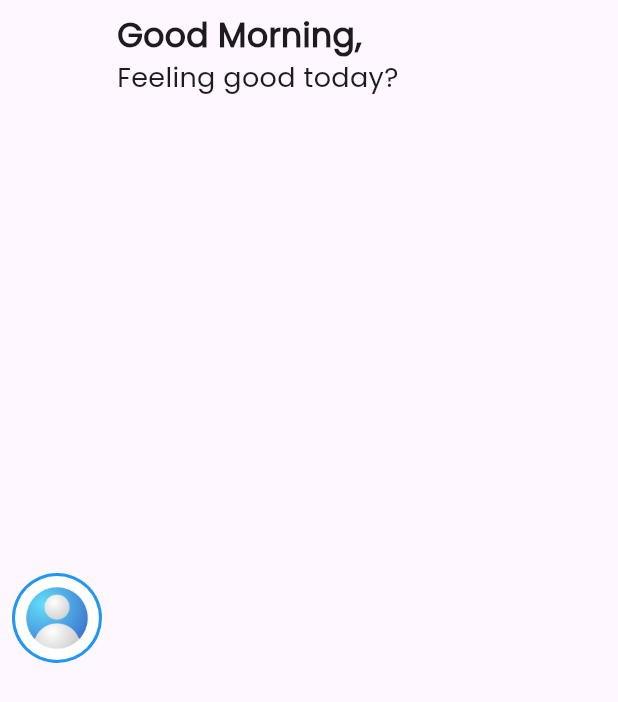
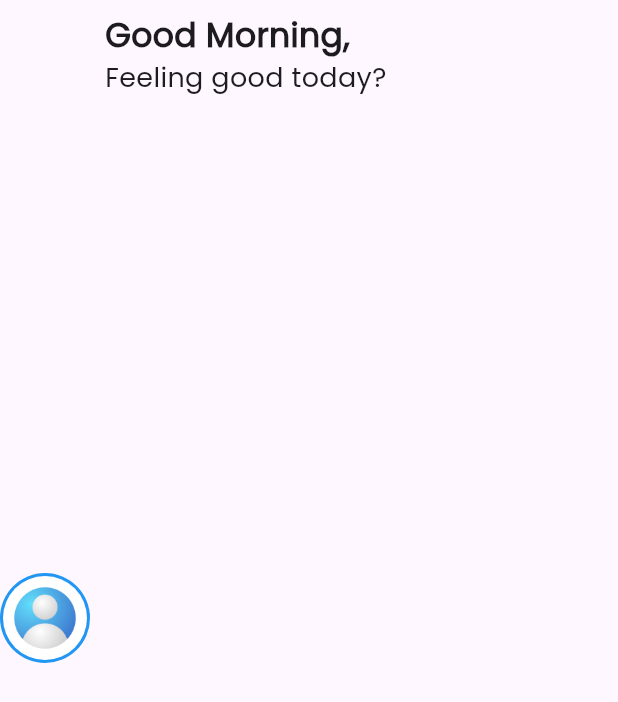
Before and after one commit to Lit-coders/BIT-Connect, a Flutter app: the UserWelcomer widget shown alone on an empty page, opened directly, on a phone screen of 412 x 824 dp. Shown: the top 702 px of the screen. Run offline on Flutter 3.47's test engine with Material 3 defaults, Android fonts, the light colour scheme and no system bars; our stand-ins replace animated_splash_screen, carousel_slider, cloud_firestore, curved_navigation_bar, dotted_border, firebase_auth and 12 more; missing offline and left inert: flutter_barcode_scanner; accounts and stored records are empty; network calls fail.

Commit message:
Fix overflow

```diff
--- a/lib/presentation/home/components/user_welcomer.dart
+++ b/lib/presentation/home/components/user_welcomer.dart
@@ -88,7 +88,7 @@
   Widget getAppBar(Map<String, dynamic>? data) {
     return Container(
 
-      padding: const EdgeInsets.all(8),
+      padding: const EdgeInsets.symmetric(vertical: 8),
       width: getWidth(context),
       child: Row(
         children: [
```
